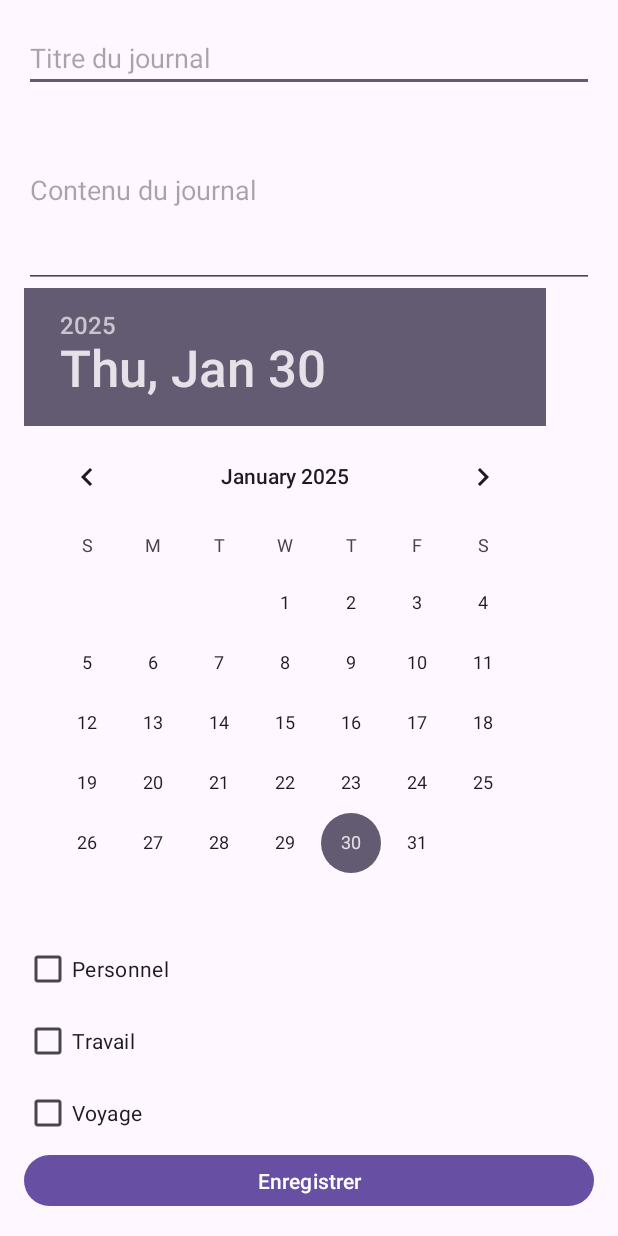
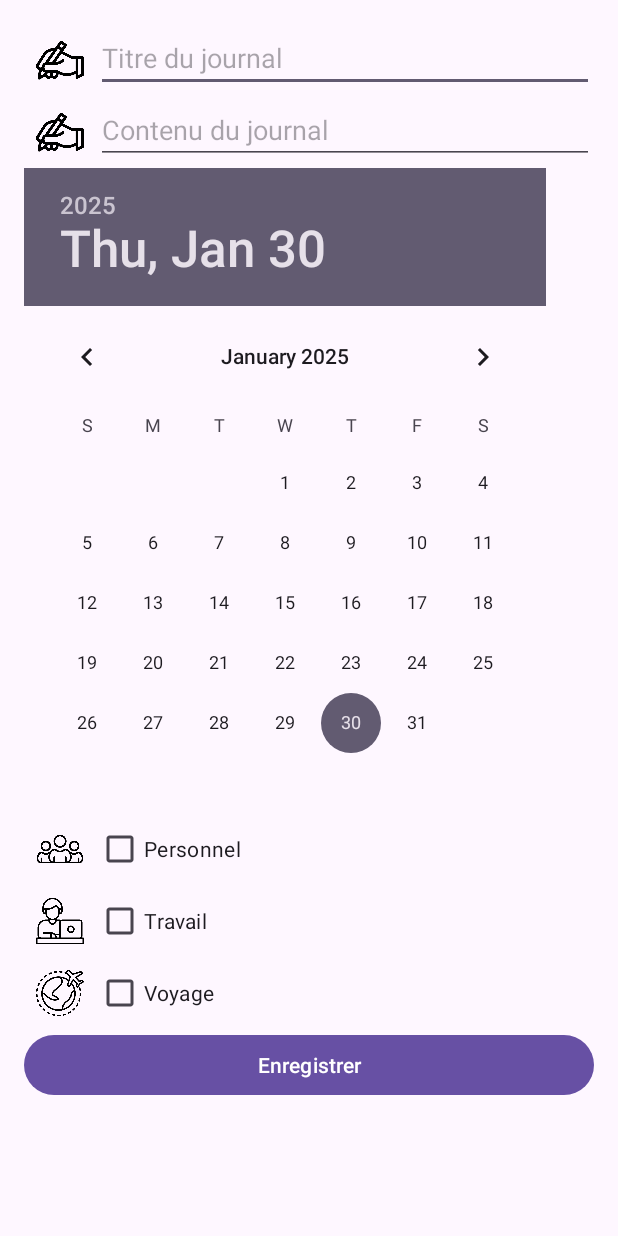
Before and after one commit to zakaria-jahir/-journal-personnel, an Android app: the screen it shows after launch (MainActivity), on a phone screen of 412 x 824 dp. Run offline under Robolectric (Android 15) with nearby library versions, the phone set to English and light mode, and no system bars.

Commit message:
show journal details

```diff
--- a/app/src/main/AndroidManifest.xml
+++ b/app/src/main/AndroidManifest.xml
@@ -21,6 +21,7 @@
                 <category android:name="android.intent.category.LAUNCHER" />
             </intent-filter>
         </activity>
+        <activity android:name=".DetailActivity" android:exported="false"/>
     </application>
 
 </manifest>
--- /dev/null
+++ b/app/src/main/java/com/example/journalpersonnel/JournalEntryAdapter.java
@@ -0,0 +1,58 @@
+package com.example.journalpersonnel;
+
+import android.content.Context;
+import android.view.LayoutInflater;
+import android.view.View;
+import android.view.ViewGroup;
+import android.widget.BaseAdapter;
+import android.widget.ImageView;
+import android.widget.TextView;
+
+import java.util.List;
+
+public class JournalEntryAdapter extends BaseAdapter {
+    private Context context;
+    private List<JournalEntry> journalEntries;
+    private LayoutInflater inflater;
+
+    public JournalEntryAdapter(Context context, List<JournalEntry> journalEntries) {
+        this.context = context;
+        this.journalEntries = journalEntries;
+        this.inflater = LayoutInflater.from(context);
+    }
+
+    @Override
+    public int getCount() {
+        return journalEntries.size();
+    }
+
+    @Override
+    public Object getItem(int position) {
+        return journalEntries.get(position);
+    }
+
+    @Override
+    public long getItemId(int position) {
+        return position;
+    }
+
+    @Override
+    public View getView(int position, View convertView, ViewGroup parent) {
+        if (convertView == null) {
+            convertView = inflater.inflate(R.layout.list_item_entry, parent, false);
+        }
+
+        ImageView imageViewIcon = convertView.findViewById(R.id.imageViewIcon);
+        TextView textViewEntryTitle = convertView.findViewById(R.id.textViewEntryTitle);
+        TextView textViewEntryDate = convertView.findViewById(R.id.textViewEntryDate);
+        TextView textViewEntryTags = convertView.findViewById(R.id.textViewEntryTags);
+
+        JournalEntry entry = journalEntries.get(position);
+
+        textViewEntryTitle.setText(entry.getTitle());
+        textViewEntryDate.setText(entry.getDate());
+        textViewEntryTags.setText(entry.getTags().toString());
+
+        return convertView;
+    }
+}
--- a/app/src/main/res/layout/activity_main.xml
+++ b/app/src/main/res/layout/activity_main.xml
@@ -6,20 +6,47 @@
     android:padding="16dp">
 
 
+
+    <LinearLayout
+        android:layout_width="match_parent"
+        android:layout_height="wrap_content"
+        android:orientation="horizontal">
+
+        <ImageView
+            android:id="@+id/imageTitle"
+            android:layout_width="48dp"
+            android:layout_height="48dp"
+            android:src="@drawable/in_titre"
+            android:contentDescription="Icône du titre"
+            android:padding="8dp"/>
+
         <EditText
             android:id="@+id/editTextTitle"
+            android:layout_width="0dp"
+            android:layout_height="wrap_content"
+            android:layout_weight="1"
+            android:hint="Titre du journal"/>
+    </LinearLayout>
+    <LinearLayout
         android:layout_width="match_parent"
         android:layout_height="wrap_content"
-        android:hint="Titre du journal" />
+        android:orientation="horizontal">
 
+        <ImageView
+            android:id="@+id/imageContent"
+            android:layout_width="48dp"
+            android:layout_height="48dp"
+            android:src="@drawable/in_titre"
+            android:contentDescription="Icône du titre"
+            android:padding="8dp"/>
 
         <EditText
             android:id="@+id/editTextContent"
-        android:layout_width="match_parent"
+            android:layout_width="0dp"
             android:layout_height="wrap_content"
-        android:hint="Contenu du journal"
-        android:inputType="textMultiLine"
-        android:lines="5" />
+            android:layout_weight="1"
+            android:hint="Contenu du journal"/>
+    </LinearLayout>
 
 
     <DatePicker
@@ -28,23 +55,71 @@
         android:layout_height="wrap_content" />
 
 
+
+    <LinearLayout
+        android:layout_width="match_parent"
+        android:layout_height="wrap_content"
+        android:orientation="horizontal">
+
+        <ImageView
+            android:id="@+id/imagePersonalBox"
+            android:layout_width="48dp"
+            android:layout_height="48dp"
+            android:src="@drawable/in_personnel"
+            android:contentDescription="Icône du personnel"
+            android:padding="8dp"/>
+
         <CheckBox
             android:id="@+id/checkBoxPersonal"
             android:layout_width="wrap_content"
             android:layout_height="wrap_content"
             android:text="Personnel" />
+    </LinearLayout>
+
+
+
+    <LinearLayout
+        android:layout_width="match_parent"
+        android:layout_height="wrap_content"
+        android:orientation="horizontal">
+
+        <ImageView
+            android:id="@+id/imageWorkBox"
+            android:layout_width="48dp"
+            android:layout_height="48dp"
+            android:src="@drawable/in_travail"
+            android:contentDescription="Icône du travail"
+            android:padding="8dp"/>
 
         <CheckBox
             android:id="@+id/checkBoxWork"
             android:layout_width="wrap_content"
             android:layout_height="wrap_content"
             android:text="Travail" />
+    </LinearLayout>
+
+
+    <LinearLayout
+        android:layout_width="match_parent"
+        android:layout_height="wrap_content"
+        android:orientation="horizontal">
+
+        <ImageView
+            android:id="@+id/imageTravelBox"
+            android:layout_width="48dp"
+            android:layout_height="48dp"
+            android:src="@drawable/in_voyage"
+            android:contentDescription="Icône du voyage"
+            android:padding="8dp"/>
 
         <CheckBox
             android:id="@+id/checkBoxTravel"
             android:layout_width="wrap_content"
             android:layout_height="wrap_content"
             android:text="Voyage" />
+    </LinearLayout>
+
+
 
 
     <Button
```
Also changed, not shown: app/src/main/java/com/example/journalpersonnel/DetailActivity.java (added, +44 -0 lines), app/src/main/java/com/example/journalpersonnel/MainActivity.java (+23 -1 lines), app/src/main/res/layout/activity_detail.xml (added, +42 -0 lines), app/src/main/res/layout/dialog_edit_entry.xml (added, +43 -0 lines), app/src/main/res/layout/list_item_entry.xml (added, +43 -0 lines), app/src/main/res/layout/list_item_journal.xml (deleted, +0 -20 lines), app/src/main/res/drawable/in_journal.png (added), app/src/main/res/drawable/in_personnel.png (added), app/src/main/res/drawable/in_titre.png (renamed from app/src/main/res/drawable/ic_titre.png), app/src/main/res/drawable/in_travail.png (added), app/src/main/res/drawable/in_voyage.png (added). Lines whose indentation alone changed are shown as unchanged.
